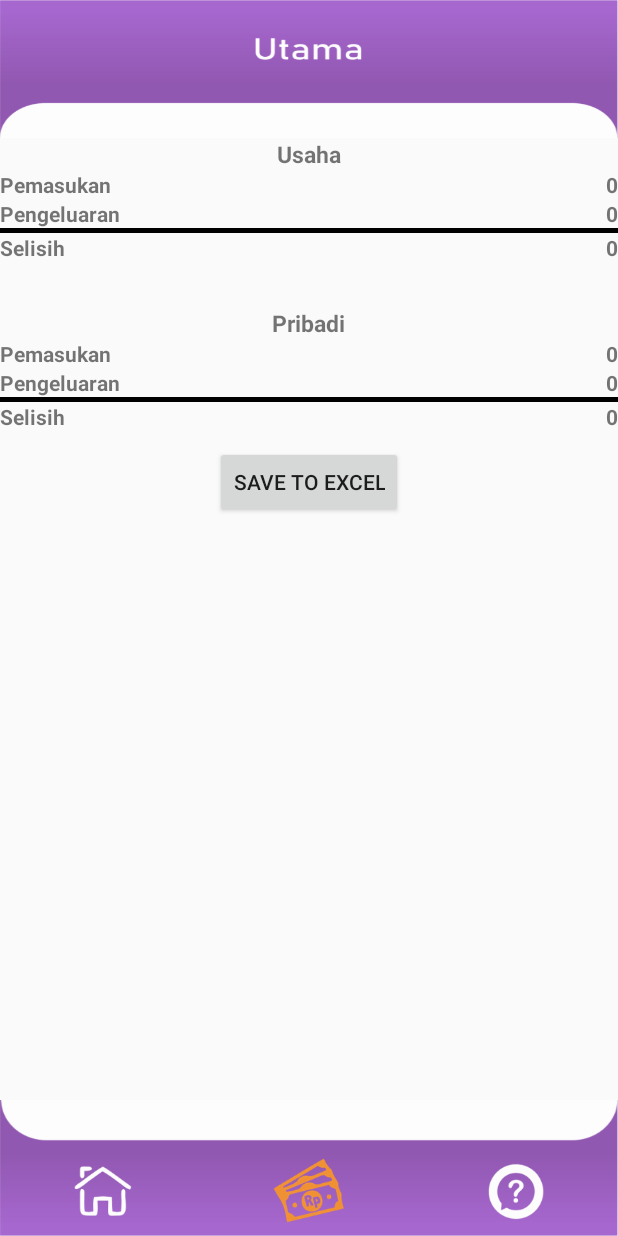
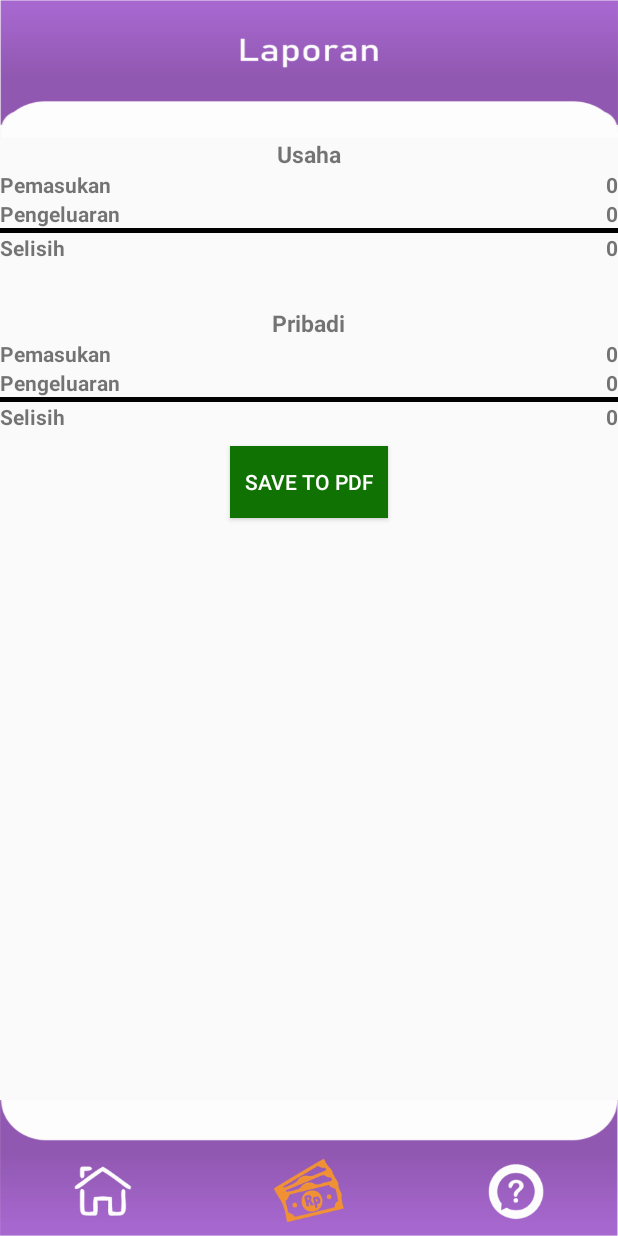
Before and after one commit to dheoprasetyo/Aplikasi-Keuangan, an Android app: the LaporanActivity screen opened directly, with no data from a screen before it, on a phone screen of 412 x 824 dp. Run offline under Robolectric (Android 15) with nearby library versions, the phone set to English and light mode, and no system bars; libraries missing offline, so code that uses them is left out: com.itextpdf.text.

Commit message:
Add Color

```diff
--- a/app/src/main/res/layout/activity_laporan.xml
+++ b/app/src/main/res/layout/activity_laporan.xml
@@ -8,7 +8,7 @@
     <ImageView
         android:layout_width="match_parent"
         android:layout_height="match_parent"
-        android:src="@drawable/headerutama"
+        android:src="@drawable/headerlaporan"
         android:layout_weight="4"
         android:scaleType="fitXY"/>
     <LinearLayout
@@ -167,13 +167,16 @@
                         android:textStyle="bold"
                         android:id="@+id/tvSelisihPribadi"/>
                 </LinearLayout>
+
                 <Button
-                    android:layout_marginTop="10dp"
-                    android:layout_width="wrap_content"
+                    android:id="@+id/exoirtExcel"
+                    android:layout_width="105dp"
                     android:layout_height="wrap_content"
                     android:layout_gravity="center"
-                    android:text="Save To Excel"
-                    android:id="@+id/exoirtExcel"/>
+                    android:layout_marginTop="10dp"
+                    android:background="@color/colorGreenn"
+                    android:text="Save To PDF"
+                    android:textColor="@color/colorWhite" />
             </LinearLayout>
         </LinearLayout>
     </LinearLayout>
--- a/app/src/main/res/layout/activity_utama.xml
+++ b/app/src/main/res/layout/activity_utama.xml
@@ -89,7 +89,7 @@
             android:layout_width="wrap_content"
             android:layout_height="wrap_content"
             android:layout_gravity="center"
-            android:text="Data Usaha"
+            android:text="Data"
             android:textStyle="bold"/>
         <Button
             android:layout_width="wrap_content"
--- a/app/src/main/res/layout/list_data.xml
+++ b/app/src/main/res/layout/list_data.xml
@@ -170,7 +170,7 @@
                             android:layout_width="match_parent"
                             android:layout_height="wrap_content"
                             android:text="Update"
-                            android:background="@color/colorGreen"
+                            android:background="@color/colorBlue"
                             android:textColor="@color/colorWhite"/>
                     </LinearLayout>
 
@@ -187,7 +187,7 @@
                         android:layout_height="match_parent">
                         <Button
                             android:id="@+id/btnDelete"
-                            android:background="@color/colorGreen"
+                            android:background="@color/colorRed"
                             android:textColor="@color/colorWhite"
                             android:layout_width="match_parent"
                             android:layout_height="wrap_content"
--- a/app/src/main/res/values/colors.xml
+++ b/app/src/main/res/values/colors.xml
@@ -7,4 +7,6 @@
     <color name="colorGreen">#00FA00</color>
     <color name="colorWhite">#FFFFFF</color>
     <color name="colorBlue">#065CFC</color>
+    <color name="colorGreenn">#117204</color>
+    <color name="colorRed">#8F0B38</color>
 </resources>
```
Also changed, not shown: app/src/main/res/layout/activity_main.xml (+2 -17 lines).
